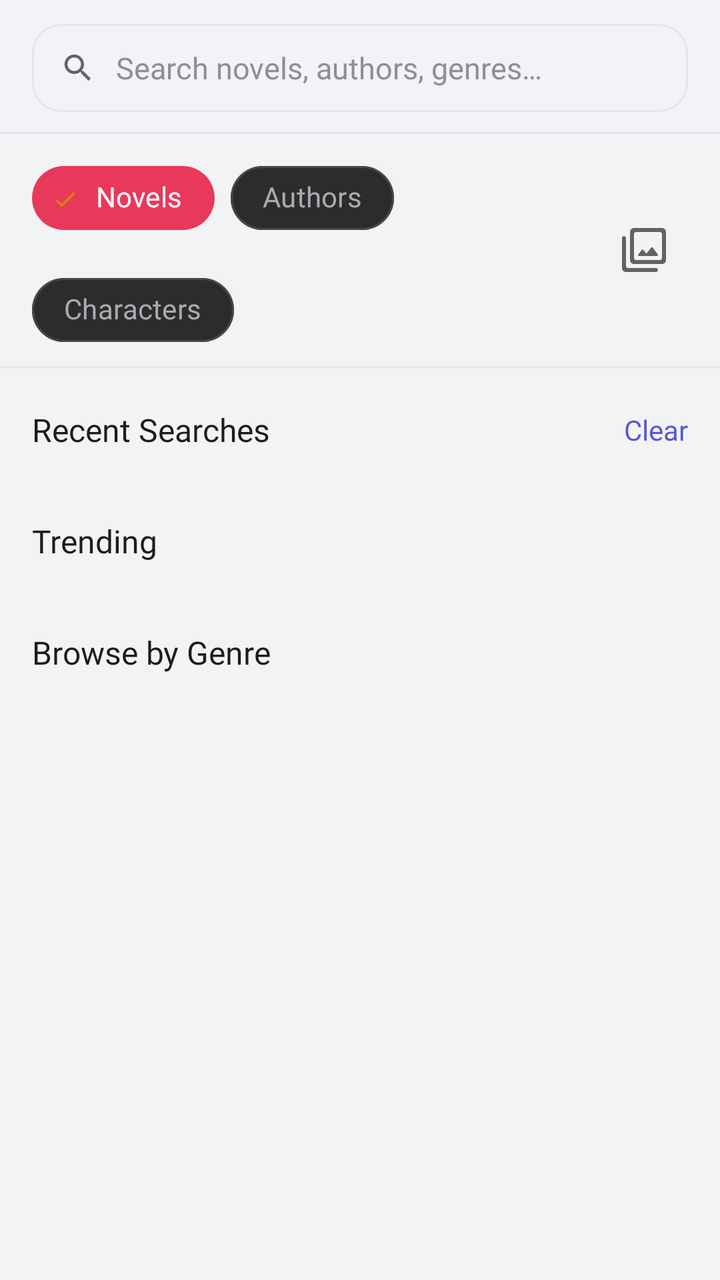
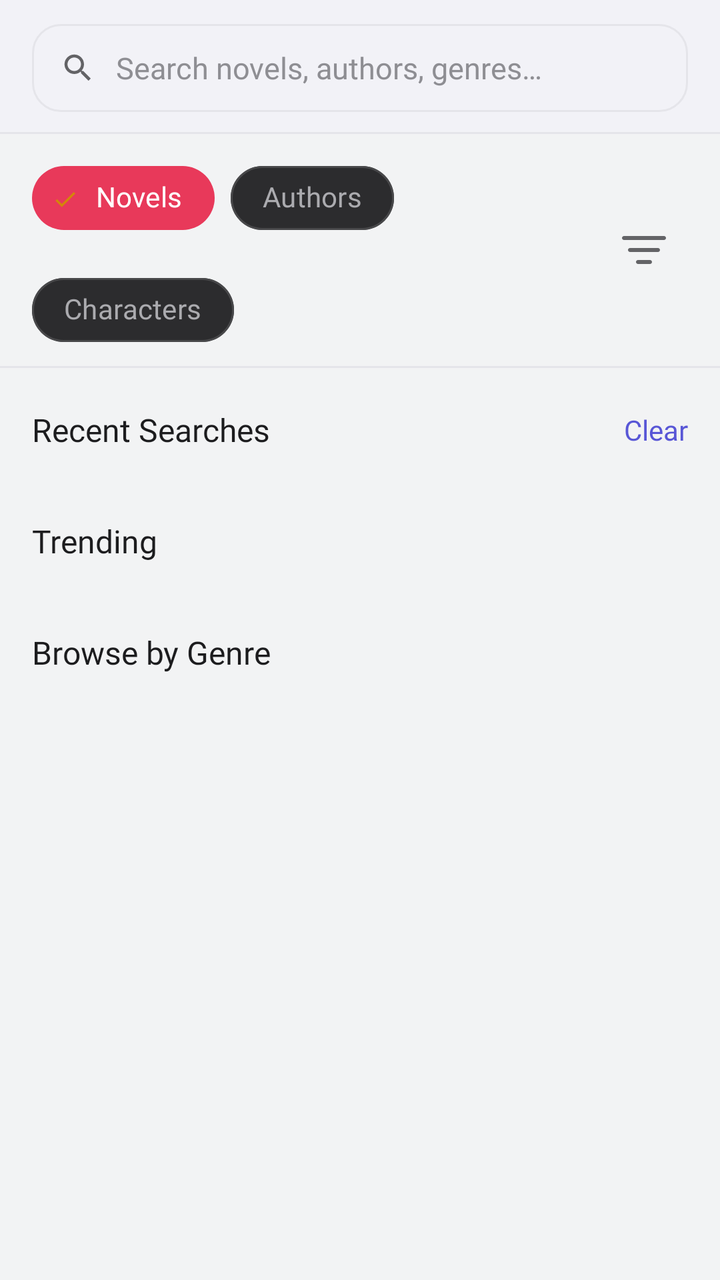

Before-and-after screenshots of an Android layout around one commit, followed by the original layout XML and the change that was made.
<!-- AndroidManifest.xml: application theme Theme.NovelVerse -->
<!-- res/layout/fragment_search.xml -->
<?xml version="1.0" encoding="utf-8"?>
<LinearLayout
     xmlns:android="http://schemas.android.com/apk/res/android"
     xmlns:app="http://schemas.android.com/apk/res-auto"
     android:layout_height="match_parent"
     android:layout_width="match_parent"
     android:background="@android:color/transparent"
     android:orientation="vertical">

    <LinearLayout
         android:layout_height="wrap_content"
         android:layout_width="match_parent"
         android:gravity="center_vertical"
         android:background="?attr/colorSurface"
         android:orientation="horizontal"
         android:paddingBottom="10dp"
         android:paddingHorizontal="16dp"
         android:paddingTop="12dp">

        <FrameLayout
             android:layout_height="44dp"
             android:layout_width="0dp"
             android:background="@drawable/bg_search_bar"
             android:layout_weight="1">

            <ImageView
                 android:layout_height="18dp"
                 android:layout_width="18dp"
                 android:src="@drawable/ic_search"
                 android:contentDescription="Search"
                 android:tint="?attr/colorOnSurfaceVariant"
                 android:layout_marginStart="14dp"
                 android:layout_gravity="start|center_vertical" />

            <EditText
                 android:layout_height="match_parent"
                 android:layout_width="match_parent"
                 android:imeOptions="actionSearch"
                 android:textSize="15sp"
                 android:textColor="?attr/colorOnSurface"
                 android:singleLine="true"
                 android:paddingStart="42dp"
                 android:paddingEnd="12dp"
                 android:background="@android:color/transparent"
                 android:hint="Search novels, authors, genres…"
                 android:textColorHint="@color/text_tertiary"
                 android:fontFamily="@font/inter_regular"
                 android:inputType="text"
                 android:id="@+id/search_input" />

        </FrameLayout>

    </LinearLayout>

    <View
         android:layout_height="1dp"
         android:layout_width="match_parent"
         android:background="@color/divider" />

    <LinearLayout
         android:layout_height="wrap_content"
         android:layout_width="match_parent"
         android:gravity="center_vertical"
         android:orientation="horizontal"
         android:paddingBottom="4dp"
         android:paddingHorizontal="16dp"
         android:paddingTop="8dp">

        <com.google.android.material.chip.ChipGroup
             android:layout_height="wrap_content"
             android:layout_width="0dp"
             app:singleSelection="true"
             app:selectionRequired="true"
             android:layout_weight="1"
             android:id="@+id/search_mode_chips">

            <com.google.android.material.chip.Chip
                 android:layout_height="wrap_content"
                 android:layout_width="wrap_content"
                 android:checked="true"
                 android:id="@+id/chip_mode_novels"
                 android:text="Novels" />

            <com.google.android.material.chip.Chip
                 android:layout_height="wrap_content"
                 android:layout_width="wrap_content"
                 android:id="@+id/chip_mode_authors"
                 android:text="Authors" />

            <com.google.android.material.chip.Chip
                 android:layout_height="wrap_content"
                 android:layout_width="wrap_content"
                 android:id="@+id/chip_mode_characters"
                 android:text="Characters" />

        </com.google.android.material.chip.ChipGroup>

        <FrameLayout
             android:layout_height="40dp"
             android:layout_width="40dp">

            <ImageView
                 android:layout_height="36dp"
                 android:layout_width="36dp"
                 android:src="@drawable/ic_filter_outline"
                 android:contentDescription="Filter"
                 android:padding="6dp"
                 android:tint="?attr/colorOnSurfaceVariant"
                 android:id="@+id/btn_search_filter" />

            <TextView
                 android:layout_height="16dp"
                 android:layout_width="16dp"
                 android:visibility="gone"
                 android:background="@drawable/bg_btn_primary"
                 android:gravity="center"
                 android:textSize="10sp"
                 android:textColor="?attr/colorSurface"
                 android:id="@+id/filter_badge_count"
                 android:layout_gravity="top|end" />

        </FrameLayout>

    </LinearLayout>

    <View
         android:layout_height="1dp"
         android:layout_width="match_parent"
         android:background="@color/divider" />

    <androidx.core.widget.NestedScrollView
         android:layout_height="match_parent"
         android:layout_width="match_parent">

        <LinearLayout
             android:layout_height="wrap_content"
             android:layout_width="match_parent"
             android:orientation="vertical"
             android:paddingBottom="96dp">

            <LinearLayout
                 android:layout_height="wrap_content"
                 android:layout_width="match_parent"
                 android:orientation="vertical"
                 android:paddingHorizontal="16dp"
                 android:id="@+id/section_recent"
                 android:paddingTop="20dp">

                <LinearLayout
                     android:layout_height="wrap_content"
                     android:layout_width="match_parent"
                     android:layout_marginBottom="10dp"
                     android:gravity="center_vertical"
                     android:orientation="horizontal">

                    <TextView
                         android:layout_height="wrap_content"
                         android:layout_width="0dp"
                         android:textSize="16sp"
                         android:fontFamily="@font/inter_semibold"
                         android:textColor="?attr/colorOnSurface"
                         android:layout_weight="1"
                         android:text="Recent Searches" />

                    <TextView
                         android:layout_height="wrap_content"
                         android:layout_width="wrap_content"
                         android:textSize="14sp"
                         android:fontFamily="@font/inter_medium"
                         android:textColor="?attr/colorPrimary"
                         android:id="@+id/btn_clear_recent"
                         android:text="Clear" />

                </LinearLayout>

                <HorizontalScrollView
                     android:layout_height="wrap_content"
                     android:layout_width="match_parent"
                     android:scrollbars="none">

                    <LinearLayout
                         android:layout_height="wrap_content"
                         android:layout_width="wrap_content"
                         android:orientation="horizontal"
                         android:id="@+id/recent_chips_container">

                    </LinearLayout>

                </HorizontalScrollView>

            </LinearLayout>

            <LinearLayout
                 android:layout_height="wrap_content"
                 android:layout_width="match_parent"
                 android:orientation="vertical"
                 android:paddingHorizontal="16dp"
                 android:paddingTop="24dp">

                <TextView
                     android:layout_height="wrap_content"
                     android:layout_width="wrap_content"
                     android:layout_marginBottom="10dp"
                     android:textSize="16sp"
                     android:fontFamily="@font/inter_semibold"
                     android:textColor="?attr/colorOnSurface"
                     android:text="Trending" />

                <LinearLayout
                     android:layout_height="wrap_content"
                     android:layout_width="match_parent"
                     android:background="@drawable/bg_surface_card"
                     android:orientation="vertical"
                     android:id="@+id/trending_container">

                </LinearLayout>

            </LinearLayout>

            <LinearLayout
                 android:layout_height="wrap_content"
                 android:layout_width="match_parent"
                 android:orientation="vertical"
                 android:paddingHorizontal="16dp"
                 android:paddingTop="24dp">

                <TextView
                     android:layout_height="wrap_content"
                     android:layout_width="wrap_content"
                     android:layout_marginBottom="10dp"
                     android:textSize="16sp"
                     android:fontFamily="@font/inter_semibold"
                     android:textColor="?attr/colorOnSurface"
                     android:text="Browse by Genre" />

                <androidx.recyclerview.widget.RecyclerView
                     android:layout_height="wrap_content"
                     android:layout_width="match_parent"
                     android:nestedScrollingEnabled="false"
                     android:id="@+id/genre_grid_rv" />

            </LinearLayout>

            <LinearLayout
                 android:layout_height="wrap_content"
                 android:layout_width="match_parent"
                 android:visibility="gone"
                 android:orientation="vertical"
                 android:paddingHorizontal="16dp"
                 android:id="@+id/results_section"
                 android:paddingTop="16dp">

                <TextView
                     android:layout_height="wrap_content"
                     android:layout_width="wrap_content"
                     android:layout_marginBottom="10dp"
                     android:textSize="16sp"
                     android:fontFamily="@font/inter_semibold"
                     android:textColor="?attr/colorOnSurface"
                     android:id="@+id/results_label"
                     android:text="Results" />

                <androidx.recyclerview.widget.RecyclerView
                     android:layout_height="wrap_content"
                     android:layout_width="match_parent"
                     android:nestedScrollingEnabled="false"
                     android:id="@+id/search_results_rv" />

                <LinearLayout
                     android:layout_height="wrap_content"
                     android:layout_width="match_parent"
                     android:visibility="gone"
                     android:gravity="center"
                     android:paddingVertical="40dp"
                     android:orientation="vertical"
                     android:id="@+id/empty_results">

                    <TextView
                         android:layout_height="wrap_content"
                         android:layout_width="wrap_content"
                         android:textSize="40sp"
                         android:text="🔍" />

                    <TextView
                         android:layout_height="wrap_content"
                         android:layout_width="wrap_content"
                         android:textSize="17sp"
                         android:fontFamily="@font/inter_semibold"
                         android:textColor="?attr/colorOnSurface"
                         android:layout_marginTop="12dp"
                         android:text="No results found" />

                    <TextView
                         android:layout_height="wrap_content"
                         android:layout_width="wrap_content"
                         android:gravity="center"
                         android:textSize="14sp"
                         android:fontFamily="@font/inter_regular"
                         android:textColor="?attr/colorOnSurfaceVariant"
                         android:layout_marginTop="6dp"
                         android:text="Try a different term or browse genres below" />

                </LinearLayout>

            </LinearLayout>

        </LinearLayout>

    </androidx.core.widget.NestedScrollView>

</LinearLayout>
<!-- resources referenced by this layout -->
<resources>
  <!-- drawable ic_filter_outline (drawable) -->
  <vector xmlns:android="http://schemas.android.com/apk/res/android"
      android:width="24dp"
      android:height="24dp"
      android:viewportWidth="24"
      android:viewportHeight="24"
      android:tint="?attr/colorControlNormal">
    <path
        android:fillColor="@android:color/white"
        android:pathData="M15.56,10.81l-2.35,3.02 -1.56,-1.88c-0.2,-0.25 -0.58,-0.24 -0.78,0.01l-1.74,2.23c-0.26,0.33 -0.02,0.81 0.39,0.81h8.98c0.41,0 0.65,-0.47 0.4,-0.8l-2.55,-3.39c-0.19,-0.26 -0.59,-0.26 -0.79,0zM2,5c-0.55,0 -1,0.45 -1,1v15c0,1.1 0.9,2 2,2h15c0.55,0 1,-0.45 1,-1s-0.45,-1 -1,-1L4,21c-0.55,0 -1,-0.45 -1,-1L3,6c0,-0.55 -0.45,-1 -1,-1zM21,1L7,1c-1.1,0 -2,0.9 -2,2v14c0,1.1 0.9,2 2,2h14c1.1,0 2,-0.9 2,-2L23,3c0,-1.1 -0.9,-2 -2,-2zM20,17L8,17c-0.55,0 -1,-0.45 -1,-1L7,4c0,-0.55 0.45,-1 1,-1h12c0.55,0 1,0.45 1,1v12c0,0.55 -0.45,1 -1,1z"/>
  </vector>
  <style name="Theme.NovelVerse" parent="Theme.Material3.Light.NoActionBar">
  
          
          <item name="colorPrimary">@color/primary</item>
          <item name="colorPrimaryDark">@color/primary_dark</item>
          <item name="colorPrimaryContainer">@color/icon_bg_tint</item>
          <item name="colorOnPrimary">@color/on_primary</item>
          <item name="colorOnPrimaryContainer">@color/primary_dark</item>
  
          <item name="colorSecondary">@color/secondary</item>
          <item name="colorSecondaryContainer">@color/surface_variant</item>
          <item name="colorOnSecondary">@color/on_secondary</item>
          <item name="colorOnSecondaryContainer">@color/secondary_dark</item>
  
          <item name="colorTertiary">@color/accent</item>
          <item name="colorTertiaryContainer">@color/success_light</item>
          <item name="colorOnTertiary">@color/on_accent</item>
  
          
          <item name="android:colorBackground">@color/background</item>
          <item name="android:windowBackground">@drawable/bg_app_main</item>
  
          
          <item name="colorSurface">@color/surface</item>
          <item name="colorSurfaceVariant">@color/surface_variant</item>
  
          
          <item name="colorOnBackground">@color/text_primary_dark</item>
  
          
          <item name="colorOnSurface">@color/text_primary</item>
          <item name="colorOnSurfaceVariant">@color/text_secondary</item>
  
          
          <item name="colorError">@color/error</item>
          <item name="colorErrorContainer">@color/error_light</item>
          <item name="colorOnError">@color/white</item>
  
          
          <item name="colorOutline">@color/border</item>
  
          
          <item name="android:statusBarColor">@android:color/transparent</item>
          <item name="android:windowLightStatusBar" tools:targetApi="m">false</item>
          <item name="android:navigationBarColor">@android:color/transparent</item>
          <item name="android:windowLightNavigationBar" tools:targetApi="o_mr1">false</item>
          <item name="android:windowDrawsSystemBarBackgrounds">true</item>
          <item name="android:windowTranslucentStatus">false</item>
          <item name="android:windowTranslucentNavigation">false</item>
  
          
          <item name="textAppearanceDisplayLarge">@style/TextAppearance.NovelVerse.DisplayLarge</item>
          <item name="textAppearanceDisplayMedium">@style/TextAppearance.NovelVerse.DisplayMedium</item>
          <item name="textAppearanceDisplaySmall">@style/TextAppearance.NovelVerse.DisplaySmall</item>
          <item name="textAppearanceHeadlineLarge">@style/TextAppearance.NovelVerse.HeadlineLarge</item>
          <item name="textAppearanceHeadlineMedium">@style/TextAppearance.NovelVerse.HeadlineMedium</item>
          <item name="textAppearanceHeadlineSmall">@style/TextAppearance.NovelVerse.HeadlineSmall</item>
          <item name="textAppearanceTitleLarge">@style/TextAppearance.NovelVerse.TitleLarge</item>
          <item name="textAppearanceTitleMedium">@style/TextAppearance.NovelVerse.TitleMedium</item>
          <item name="textAppearanceTitleSmall">@style/TextAppearance.NovelVerse.TitleSmall</item>
          <item name="textAppearanceBodyLarge">@style/TextAppearance.NovelVerse.BodyLarge</item>
          <item name="textAppearanceBodyMedium">@style/TextAppearance.NovelVerse.BodyMedium</item>
          <item name="textAppearanceBodySmall">@style/TextAppearance.NovelVerse.BodySmall</item>
          <item name="textAppearanceLabelLarge">@style/TextAppearance.NovelVerse.LabelLarge</item>
          <item name="textAppearanceLabelMedium">@style/TextAppearance.NovelVerse.LabelMedium</item>
          <item name="textAppearanceLabelSmall">@style/TextAppearance.NovelVerse.LabelSmall</item>
  
          
          <item name="shapeAppearanceSmallComponent">@style/ShapeAppearance.NovelVerse.SmallComponent</item>
          <item name="shapeAppearanceMediumComponent">@style/ShapeAppearance.NovelVerse.MediumComponent</item>
          <item name="shapeAppearanceLargeComponent">@style/ShapeAppearance.NovelVerse.LargeComponent</item>
  
          
          <item name="materialButtonStyle">@style/Widget.NovelVerse.Button</item>
          <item name="materialButtonOutlinedStyle">@style/Widget.NovelVerse.Button.Outlined</item>
          <item name="textButtonStyle">@style/Widget.NovelVerse.Button.Text</item>
          <item name="materialCardViewStyle">@style/Widget.NovelVerse.Card</item>
          <item name="textInputStyle">@style/Widget.NovelVerse.TextInput</item>
          <item name="bottomNavigationStyle">@style/Widget.NovelVerse.BottomNav</item>
          <item name="toolbarStyle">@style/Widget.NovelVerse.Toolbar</item>
          <item name="tabStyle">@style/Widget.NovelVerse.Tab</item>
          <item name="chipStyle">@style/Widget.NovelVerse.Chip</item>
          <item name="snackbarStyle">@style/Widget.NovelVerse.Snackbar</item>
          <item name="bottomSheetDialogTheme">@style/Theme.NovelVerse.BottomSheet</item>
  
          
          <item name="colorSurfaceCardStroke">@color/surface_card_stroke</item>
          <item name="colorSurfaceCardSecondary">@color/surface_card_secondary</item>
          <item name="colorSurfaceCardTertiary">@color/surface_card_tertiary</item>
          <item name="colorDragHandle">@color/drag_handle</item>
          <item name="colorIconBgTint">@color/icon_bg_tint</item>
          <item name="colorIconTintPrimary">@color/icon_tint_primary</item>
          <item name="colorButtonSecondaryBg">@color/button_secondary_bg</item>
          <item name="colorChipInactiveBg">@color/chip_inactive_bg</item>
          <item name="colorChipInactiveStroke">@color/chip_inactive_stroke</item>
          <item name="colorSearchBarBg">@color/search_bar_bg</item>
      </style>
  <!-- unchanged entries left out for length: 70 -->
</resources>

<!-- the commit's change to res/layout/fragment_search.xml (unified diff, before → after) -->
@@ -102,10 +102,10 @@
             <ImageView
                  android:layout_height="36dp"
                  android:layout_width="36dp"
-                 android:src="@drawable/ic_filter_outline"
+                 android:src="@drawable/ic_filter"
                  android:contentDescription="Filter"
                  android:padding="6dp"
-                 android:tint="?attr/colorOnSurfaceVariant"
+                 app:tint="?attr/colorOnSurfaceVariant"
                  android:id="@+id/btn_search_filter" />
 
             <TextView
<!-- resource entries referenced after the edit -->
@@ -1,15 +1,21 @@
 <!-- resources referenced by this layout -->
 <resources>
-  <!-- drawable ic_filter_outline (drawable) -->
+  <!-- drawable ic_filter (drawable) -->
+  <?xml version="1.0" encoding="utf-8"?>
   <vector xmlns:android="http://schemas.android.com/apk/res/android"
+      android:height="24dp"
       android:width="24dp"
-      android:height="24dp"
-      android:viewportWidth="24"
-      android:viewportHeight="24"
-      android:tint="?attr/colorControlNormal">
-    <path
-        android:fillColor="@android:color/white"
-        android:pathData="M15.56,10.81l-2.35,3.02 -1.56,-1.88c-0.2,-0.25 -0.58,-0.24 -0.78,0.01l-1.74,2.23c-0.26,0.33 -0.02,0.81 0.39,0.81h8.98c0.41,0 0.65,-0.47 0.4,-0.8l-2.55,-3.39c-0.19,-0.26 -0.59,-0.26 -0.79,0zM2,5c-0.55,0 -1,0.45 -1,1v15c0,1.1 0.9,2 2,2h15c0.55,0 1,-0.45 1,-1s-0.45,-1 -1,-1L4,21c-0.55,0 -1,-0.45 -1,-1L3,6c0,-0.55 -0.45,-1 -1,-1zM21,1L7,1c-1.1,0 -2,0.9 -2,2v14c0,1.1 0.9,2 2,2h14c1.1,0 2,-0.9 2,-2L23,3c0,-1.1 -0.9,-2 -2,-2zM20,17L8,17c-0.55,0 -1,-0.45 -1,-1L7,4c0,-0.55 0.45,-1 1,-1h12c0.55,0 1,0.45 1,1v12c0,0.55 -0.45,1 -1,1z"/>
+      android:viewportWidth="24.0"
+      android:viewportHeight="24.0">
+      <path
+          android:fillColor="#FF000000"
+          android:pathData="M22,5C22.552,5 23,5.448 23,6C23,6.552 22.552,7 22,7H2C1.448,7 1,6.552 1,6C1,5.448 1.448,5 2,5H22Z" />
+      <path
+          android:fillColor="#FF000000"
+          android:pathData="M19,11C19.552,11 20,11.448 20,12C20,12.552 19.552,13 19,13H5C4.448,13 4,12.552 4,12C4,11.448 4.448,11 5,11H19Z" />
+      <path
+          android:fillColor="#FF000000"
+          android:pathData="M15,17C15.552,17 16,17.448 16,18C16,18.552 15.552,19 15,19H9C8.448,19 8,18.552 8,18C8,17.448 8.448,17 9,17H15Z" />
   </vector>
   <style name="Theme.NovelVerse" parent="Theme.Material3.Light.NoActionBar">
   
@@ -54,7 +60,7 @@
   
           
           <item name="android:statusBarColor">@android:color/transparent</item>
-          <item name="android:windowLightStatusBar" tools:targetApi="m">false</item>
+          <item name="android:windowLightStatusBar" tools:targetApi="m">true</item>
           <item name="android:navigationBarColor">@android:color/transparent</item>
           <item name="android:windowLightNavigationBar" tools:targetApi="o_mr1">false</item>
           <item name="android:windowDrawsSystemBarBackgrounds">true</item>
